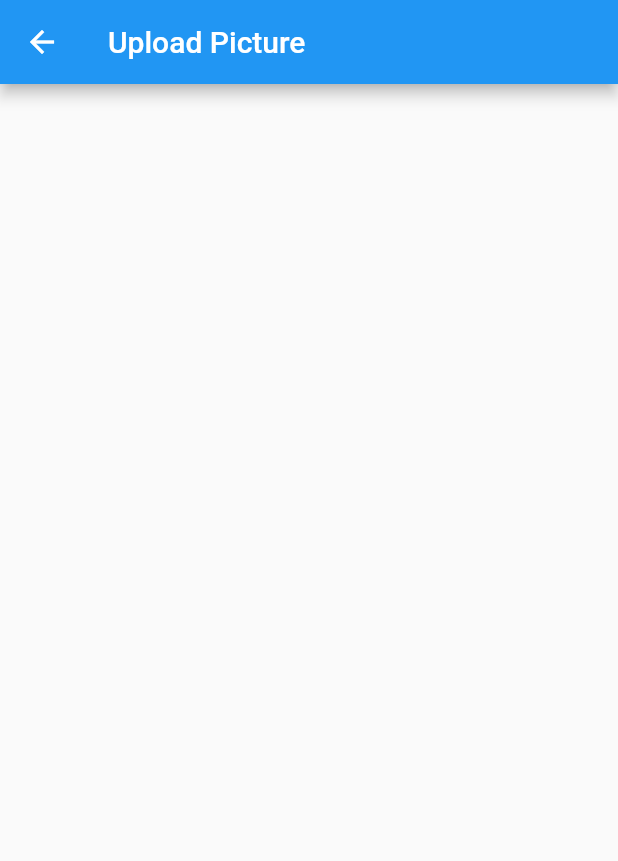
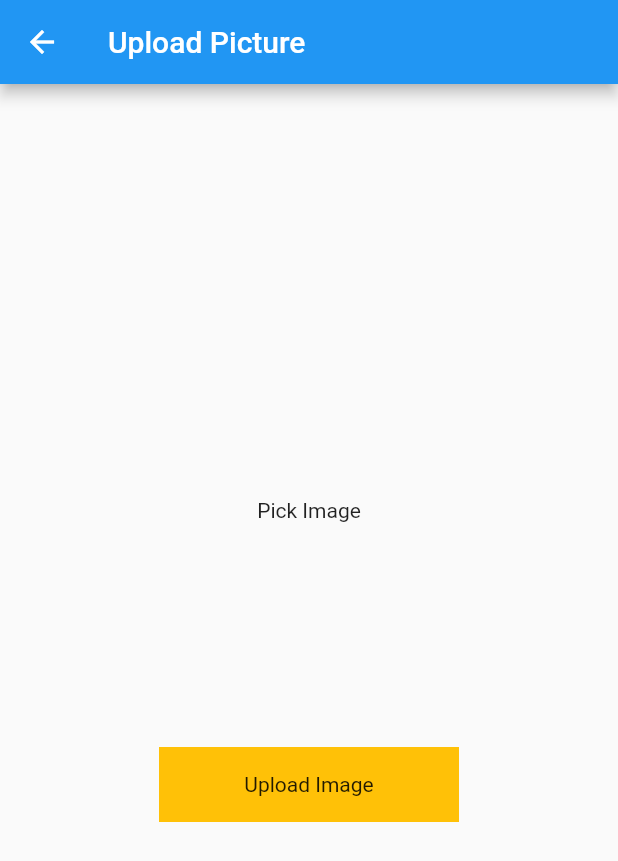
Before and after one commit to azutsavv/rest_api, a Flutter app: the pic_upload screen opened directly, on a phone screen of 412 x 824 dp. Shown: the top 861 px of the screen. Run offline on Flutter 3.47's test engine with Material 2 defaults, Android fonts, the light colour scheme and no system bars; drawn by our look-alikes of modal_progress_hud_nsn; our stand-ins replace image_picker; missing offline and left inert: dart:ffi.

Commit message:
picture_upload_rest

```diff
--- a/lib/main.dart
+++ b/lib/main.dart
@@ -1,6 +1,7 @@
 import 'package:coivd_tracker_api/complexJson.dart';
 import 'package:coivd_tracker_api/homepag.dart';
 import 'package:coivd_tracker_api/login.dart';
+import 'package:coivd_tracker_api/picture_upload.dart';
 import 'package:coivd_tracker_api/pictutre_api.dart';
 import 'package:coivd_tracker_api/product_api.dart';
 import 'package:coivd_tracker_api/signup.dart';
@@ -21,7 +22,7 @@ class MyApp extends StatelessWidget {
       theme: ThemeData(
         primarySwatch: Colors.blue,
       ),
-      initialRoute: SIgnup.routename,
+      initialRoute: pic_upload.routename,
       routes: {
         homepage.routename: (context) => const homepage(),
         picture_api.routename:(context) => const picture_api(),
@@ -30,6 +31,7 @@ class MyApp extends StatelessWidget {
         Login.routename : (context) => const Login(),
         SIgnup.routename : (context) => const SIgnup(),
         picture_api.routename : (context) => const picture_api(),
+        pic_upload.routename : (context) => const pic_upload(),
       },
     );
   }
--- a/lib/picture_upload.dart
+++ b/lib/picture_upload.dart
@@ -1,6 +1,11 @@
+import 'dart:ffi';
+import 'dart:io';
+import 'package:http/http.dart' as http;
 import 'package:flutter/material.dart';
 import 'package:flutter/src/widgets/framework.dart';
 import 'package:flutter/src/widgets/placeholder.dart';
+import 'package:image_picker/image_picker.dart';
+import 'package:modal_progress_hud_nsn/modal_progress_hud_nsn.dart';
 
 class pic_upload extends StatefulWidget {
   const pic_upload({super.key});
@@ -11,19 +16,107 @@ class pic_upload extends StatefulWidget {
 }
 
 class _pic_uploadState extends State<pic_upload> {
+  File? image;
+  final _picker = ImagePicker();
+  bool showspinner = false;
+
+  Future getimage() async {
+    final pickedfile =
+        await _picker.pickImage(source: ImageSource.gallery, imageQuality: 80);
+
+    if (PickedFile != null) {
+      image = File(pickedfile!.path);
+      setState(() {});
+    } else {
+      print('No Image Selected');
+    }
+  }
+
+  Future<Divider> uploadImage() async {
+    setState(() {
+      showspinner = true;
+    });
+
+    var stream = new http.ByteStream(image!.openRead());
+    stream.cast();
+
+    var length = await image!.length();
+
+    var uri = Uri.parse('https://fakestoreapi.com/products');
+
+    var request = new http.MultipartRequest('POST', uri);
+
+    request.fields['title'] = 'Static title';
+
+    var multiport = new http.MultipartFile('image', stream, length);
+
+    request.files.add(multiport);
+
+    var response = await request.send();
+
+    if (response.statusCode == 200) {
+      setState(() {
+        showspinner = false;
+      });
+
+      print('Image Uploaded');
+    } else {
+      print('Image Not Uploaded');
+
+      setState(() {
+        showspinner = false;
+      });
+    }
+
+    return Divider();
+  }
+
   @override
   Widget build(BuildContext context) {
-    return Scaffold(
+    return ModalProgressHUD(
+      inAsyncCall: showspinner,
+      child: Scaffold(
           appBar: AppBar(
             title: Text('Upload Picture'),
           ),
-    body : Column(
+          body: Column(
             mainAxisAlignment: MainAxisAlignment.center,
             crossAxisAlignment: CrossAxisAlignment.center,
             children: [
-        Container()
+              GestureDetector(
+                onTap: getimage,
+                child: Container(
+                    child: image == null
+                        ? Center(child: Text('Pick Image'))
+                        : Container(
+                            child: Center(
+                              child: Image.file(
+                                File(image!.path).absolute,
+                                height: 100,
+                                width: 100,
+                                fit: BoxFit.cover,
+                              ),
+                            ),
+                          )),
+              )
+
+            ,
+            SizedBox(
+              height: 150,
+            ),
+            GestureDetector(
+              onTap: uploadImage,
+              child: Container(
+                alignment: Alignment.center,
+                height: 50,
+                width: 200,
+                color: Colors.amber,
+                child: Text('Upload Image'),
+              ),
+            )
+
             ],
-    )
+          )),
     );
   }
 }
```
Also changed, not shown: 1 other file. Lines whose indentation alone changed are shown as unchanged.
